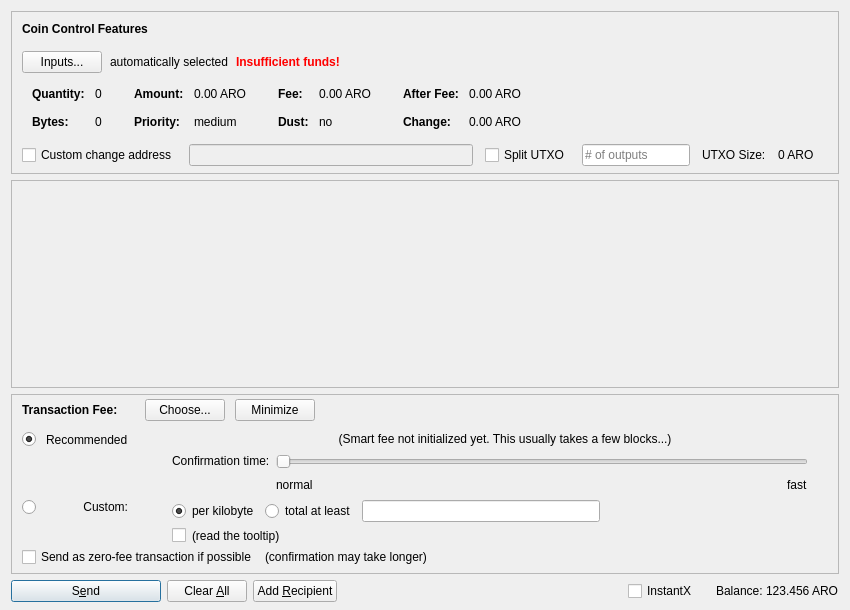
Above: src/qt/forms/sendcoinsdialog.ui from apeironcoin/apeiron before the change. Below: the same form after it.
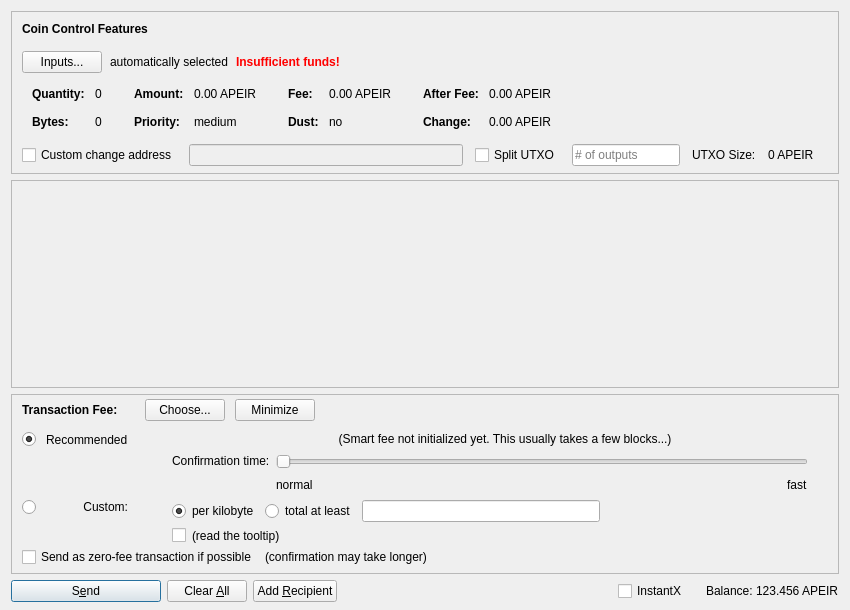
That is the form after the change. Icons and pictures are not drawn. Custom widgets are drawn as their Qt base class.

Commit message: v1.1 update (Re-name Ticker : ARO -> APEIR)

What changed in the file:
```diff
--- a/src/qt/forms/sendcoinsdialog.ui
+++ b/src/qt/forms/sendcoinsdialog.ui
@@ -324,7 +324,7 @@
                   <enum>Qt::ActionsContextMenu</enum>
                  </property>
                  <property name="text">
-                  <string notr="true">0.00 ARO</string>
+                  <string notr="true">0.00 APEIR</string>
                  </property>
                  <property name="textInteractionFlags">
                   <set>Qt::LinksAccessibleByMouse|Qt::TextSelectableByKeyboard|Qt::TextSelectableByMouse</set>
@@ -404,7 +404,7 @@
                   <enum>Qt::ActionsContextMenu</enum>
                  </property>
                  <property name="text">
-                  <string notr="true">0.00 ARO</string>
+                  <string notr="true">0.00 APEIR</string>
                  </property>
                  <property name="textInteractionFlags">
                   <set>Qt::LinksAccessibleByMouse|Qt::TextSelectableByKeyboard|Qt::TextSelectableByMouse</set>
@@ -484,7 +484,7 @@
                   <enum>Qt::ActionsContextMenu</enum>
                  </property>
                  <property name="text">
-                  <string notr="true">0.00 ARO</string>
+                  <string notr="true">0.00 APEIR</string>
                  </property>
                  <property name="textInteractionFlags">
                   <set>Qt::LinksAccessibleByMouse|Qt::TextSelectableByKeyboard|Qt::TextSelectableByMouse</set>
@@ -513,7 +513,7 @@
                   <enum>Qt::ActionsContextMenu</enum>
                  </property>
                  <property name="text">
-                  <string notr="true">0.00 ARO</string>
+                  <string notr="true">0.00 APEIR</string>
                  </property>
                  <property name="textInteractionFlags">
                   <set>Qt::LinksAccessibleByMouse|Qt::TextSelectableByKeyboard|Qt::TextSelectableByMouse</set>
@@ -594,7 +594,7 @@
           <item>
            <widget class="QLabel" name="labelBlockSize">
             <property name="text">
-             <string>0 ARO</string>
+             <string>0 APEIR</string>
             </property>
            </widget>
           </item>
@@ -1419,7 +1419,7 @@
           <cursorShape>IBeamCursor</cursorShape>
          </property>
          <property name="text">
-          <string notr="true">123.456 ARO</string>
+          <string notr="true">123.456 APEIR</string>
          </property>
          <property name="textInteractionFlags">
           <set>Qt::LinksAccessibleByMouse|Qt::TextSelectableByKeyboard|Qt::TextSelectableByMouse</set>
```
Left out of the diff: 8 changed lines with no effect on the pictures. The commit also changes 190 other files.
